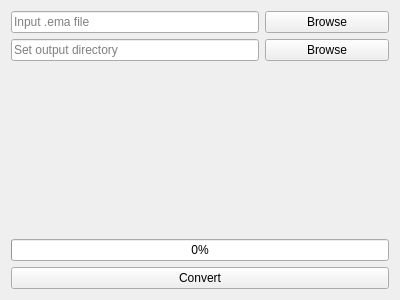
Old version of the form src/pages/emato3dconverterpage.ui in the repository 4ozrabclip/TexasRed_v2.
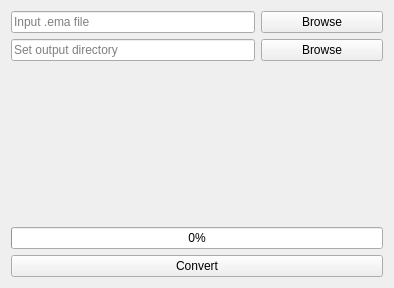
New version of the form.

```diff
--- a/src/pages/emato3dconverterpage.ui
+++ b/src/pages/emato3dconverterpage.ui
@@ -6,8 +6,8 @@
    <rect>
     <x>0</x>
     <y>0</y>
-    <width>400</width>
-    <height>300</height>
+    <width>394</width>
+    <height>288</height>
    </rect>
   </property>
   <property name="windowTitle">
```
